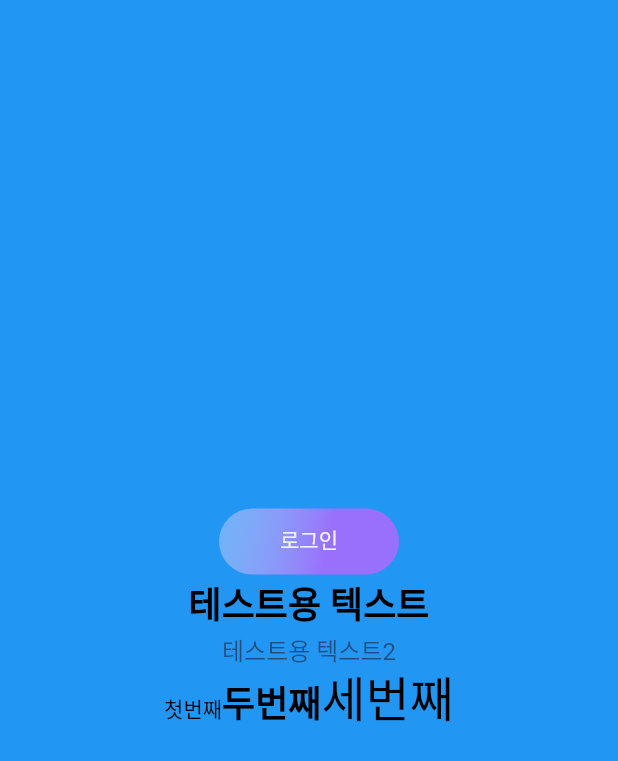
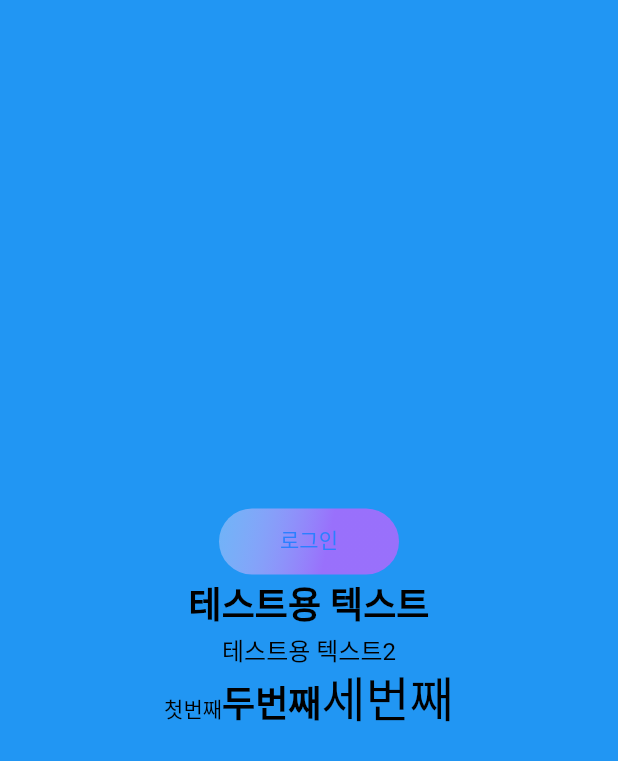
Before and after one commit to robot147/FE_schoolcheck, a Flutter app: the screen it shows after launch, on a phone screen of 412 x 824 dp. Shown: the top 761 px of the screen. Run offline on Flutter 3.47's test engine with Material 2 defaults, Android fonts, the phone set to English and light mode, and no system bars; our stand-ins replace device_info_plus, dio, flutter_riverpod, flutter_svg, freezed_annotation, go_router and 4 more; missing offline and left inert: path_to_regexp; generated files the repository leaves out were written again; Roboto replaces fonts that are missing (Pretendard).

Commit message:
ADD color_DS

```diff
--- a/lib/design_system/buttons/button.dart
+++ b/lib/design_system/buttons/button.dart
@@ -70,8 +70,8 @@ class SCButton extends StatefulWidget {
   }) {
     //버튼마다 미리 정의해둬야함.
     final style = ButtonStyle(
-      enabledColor: SCColors.background,
-      enabledTextColor: SCColors.background,
+      enabledColor: SCColors.color_positive,
+      enabledTextColor: SCColors.color_positive,
       enabledGradientColor: SCColors.button_gradient,
       radius: BorderRadius.circular(100),
     );
@@ -240,7 +240,7 @@ class _SCButtonState extends State<SCButton> {
       //3. disabled
       case ButtonState.disabled:
         if (widget.style.disabledTextColor == null) {
-          return SCColors.text_primary;
+          return SCColors.color_grey_20;
         } else {
           return widget.style.disabledTextColor!;
         }
--- a/lib/view/login/login_page.dart
+++ b/lib/view/login/login_page.dart
@@ -49,10 +49,9 @@ class LoginPage extends ConsumerWidget {
             textStyle: SCTextStyle.font_24px_w700_h100,
           ),
           const SizedBox(height: 10),
-          SCText(
+          const SCText(
             '테스트용 텍스트2',
             textStyle: SCTextStyle.font_16px_w400_h100,
-            color: SCColors.text_primary,
           ),
           const SizedBox(height: 10),
           SCText.rich(
--- a/lib/widget/bottom_sheet.dart
+++ b/lib/widget/bottom_sheet.dart
@@ -34,7 +34,7 @@ class SCBottomSheet<T> {
                     topLeft: Radius.circular(16),
                     topRight: Radius.circular(16),
                   ),
-                  color: SCColors.background,
+                  color: SCColors.color_brand,
                 ),
                 padding: const EdgeInsets.fromLTRB(20, 32, 20, 32),
                 child: Column(
@@ -45,7 +45,7 @@ class SCBottomSheet<T> {
                         border: Border(
                           bottom: BorderSide(
                             width: 1.5,
-                            color: SCColors.text_primary,
+                            color: SCColors.color_grey_99,
                           ),
                         ),
                       ),
--- a/lib/widget/dialog.dart
+++ b/lib/widget/dialog.dart
@@ -202,7 +202,7 @@ Widget _baseDialog({
                         decoration: BoxDecoration(
                           borderRadius:
                               const BorderRadius.all(Radius.circular(16)),
-                          color: SCColors.background,
+                          color: SCColors.color_focused,
                         ),
                         padding: const EdgeInsets.fromLTRB(20, 32, 20, 32),
                         child: Column(
@@ -216,7 +216,7 @@ Widget _baseDialog({
                                 border: Border(
                                   bottom: BorderSide(
                                     width: 1.5,
-                                    color: SCColors.text_primary,
+                                    color: SCColors.color_grey_20,
                                   ),
                                 ),
                               ),
@@ -225,7 +225,6 @@ Widget _baseDialog({
                                 child: SCText(
                                   title,
                                   textStyle: SCTextStyle.font_16px_w600_h100,
-                                  color: SCColors.text_primary,
                                 ),
                               ),
                             ),
```
Also changed, not shown: lib/design_system/color/color.dart (+61 -7 lines).
